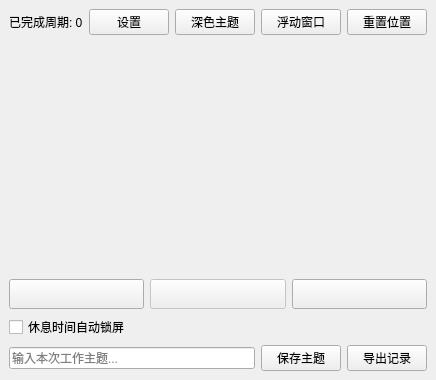
Before: the Qt Designer form mainwindow.ui in cpptips/qt-promodoro, drawn with Qt 5.
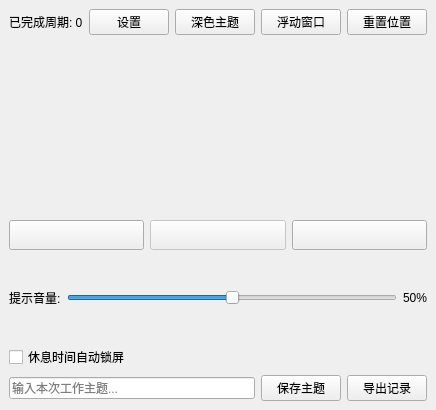
After: the same form once the commit is applied.

Commit message:
feat: 添加音量调节控制功能
- 在主窗口添加音量滑块控件(0-100%)
- 实现动态音量设置和显示
- 支持设置持久化保存
- 更新托盘图标显示优化

The edit to the form file:
```diff
--- a/mainwindow.ui
+++ b/mainwindow.ui
@@ -7,7 +7,7 @@
     <x>0</x>
     <y>0</y>
     <width>400</width>
-    <height>380</height>
+                <height>410</height>
    </rect>
   </property>
   <property name="windowTitle">
@@ -132,6 +132,40 @@
       </item>
      </layout>
     </item>
+                <item>
+                    <layout class="QHBoxLayout" name="horizontalLayout_5">
+                        <item>
+                            <widget class="QLabel" name="volumeLabel">
+                                <property name="text">
+                                    <string>提示音量:</string>
+                                </property>
+                            </widget>
+                        </item>
+                        <item>
+                            <widget class="QSlider" name="volumeSlider">
+                                <property name="minimum">
+                                    <number>0</number>
+                                </property>
+                                <property name="maximum">
+                                    <number>100</number>
+                                </property>
+                                <property name="value">
+                                    <number>50</number>
+                                </property>
+                                <property name="orientation">
+                                    <enum>Qt::Horizontal</enum>
+                                </property>
+                            </widget>
+                        </item>
+                        <item>
+                            <widget class="QLabel" name="volumeValueLabel">
+                                <property name="text">
+                                    <string>50%</string>
+                                </property>
+                            </widget>
+                        </item>
+                    </layout>
+                </item>
     <item>
      <widget class="QCheckBox" name="autoLockCheckBox">
       <property name="text">
```
Left out of the diff: 4 changed lines with no effect on the pictures. Lines whose indentation alone changed are shown as unchanged. The commit also changes 5 other files.
